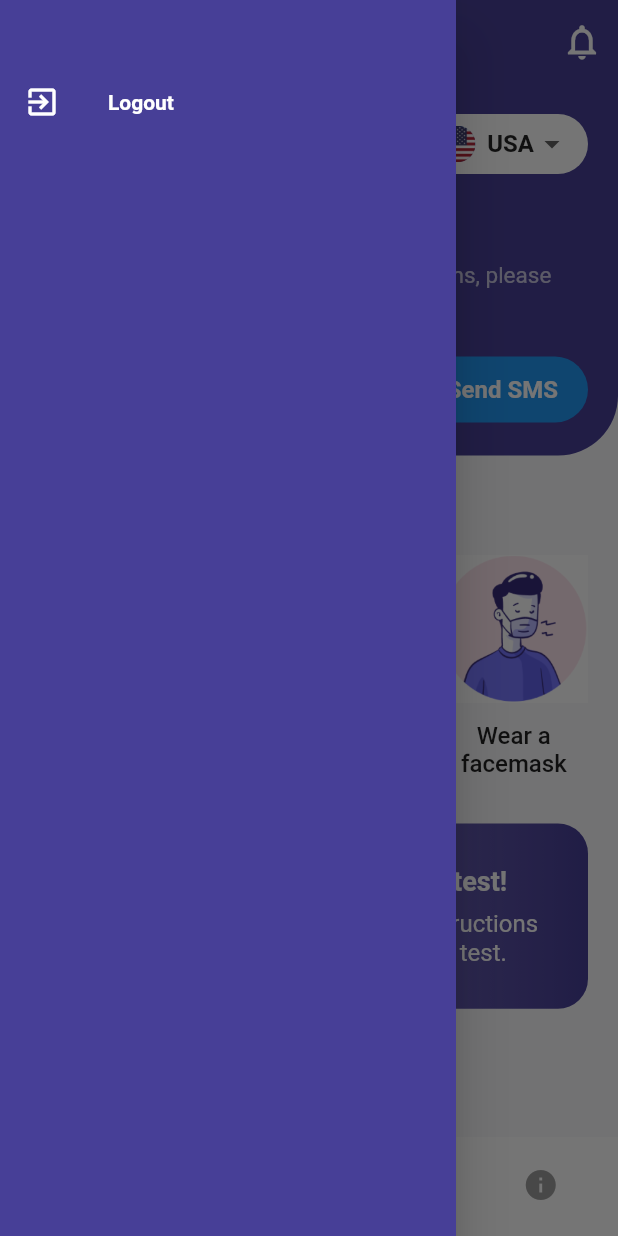
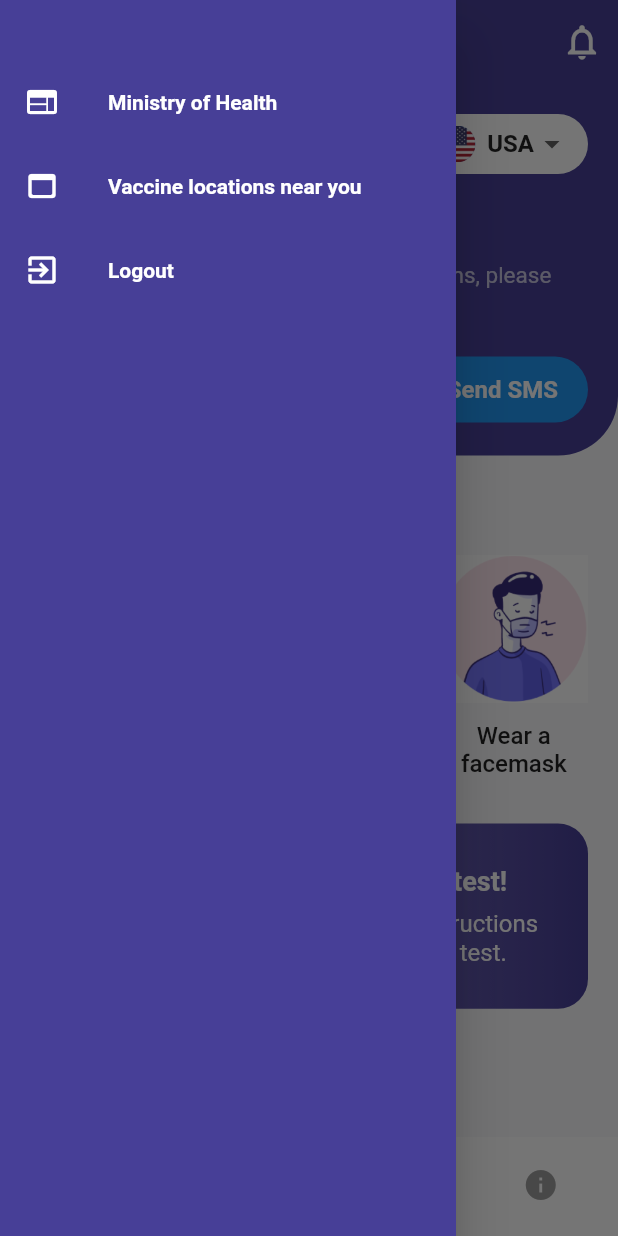
Before and after one commit to shehabmohamed0/covid_pandemic, a Flutter app: the screen it shows once a user with an empty profile is signed in, with the side drawer open, on a phone screen of 412 x 824 dp. Run offline on Flutter 3.47's test engine with Material 2 defaults, Android fonts, the phone set to English and light mode, and no system bars; our stand-ins replace awesome_dialog, bloc, bubble_tab_indicator, carousel_slider, date_format, dio and 13 more; accounts and stored records are empty.

Commit message:
final Project

```diff
--- a/lib/presentation/widgets/drawer.dart
+++ b/lib/presentation/widgets/drawer.dart
@@ -1,5 +1,6 @@
 import 'package:covid_pandemic/core/constants/palette.dart';
 import 'package:covid_pandemic/logic/cubit/authentication/authentication_cubit.dart';
+import 'package:covid_pandemic/presentation/screens/questions/widgets/web_view.dart';
 import 'package:flutter/cupertino.dart';
 import 'package:flutter/material.dart';
 import 'package:flutter_bloc/flutter_bloc.dart';
@@ -24,6 +25,46 @@ class DrawerWidget extends StatelessWidget {
               color: Colors.transparent,
               child: ListTile(
                 leading: const Icon(
+                  Icons.web,
+                  color: Colors.white,
+                ),
+                title: const Text(
+                  'Ministry of Health',
+                  style: TextStyle(
+                      color: Colors.white, fontWeight: FontWeight.bold),
+                ),
+                onTap: () {
+                  Navigator.of(context).push(MaterialPageRoute(
+                      builder: (context) => const WebView2(
+                            url: 'https://www.hhs.gov/',
+                          )));
+                },
+              ),
+            ),
+            Container(
+              color: Colors.transparent,
+              child: ListTile(
+                leading: const Icon(
+                  Icons.web_asset_rounded,
+                  color: Colors.white,
+                ),
+                title: const Text(
+                  'Vaccine locations near you',
+                  style: TextStyle(
+                      color: Colors.white, fontWeight: FontWeight.bold),
+                ),
+                onTap: () {
+                  Navigator.of(context).push(MaterialPageRoute(
+                      builder: (context) => const WebView2(
+                            url: 'https://www.vaccines.gov/',
+                          )));
+                },
+              ),
+            ),
+            Container(
+              color: Colors.transparent,
+              child: ListTile(
+                leading: const Icon(
                   Icons.exit_to_app,
                   color: Colors.white,
                 ),
```
